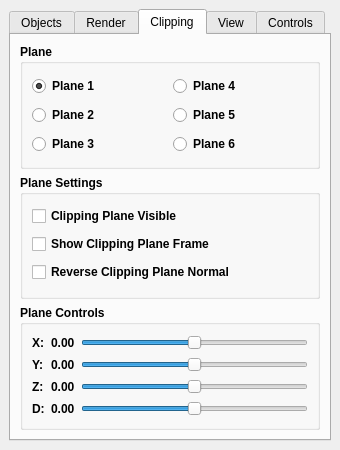
SCIInstitute/SCIRun, file src/Interface/Modules/Render/ViewSceneControls.ui: the form before one commit.
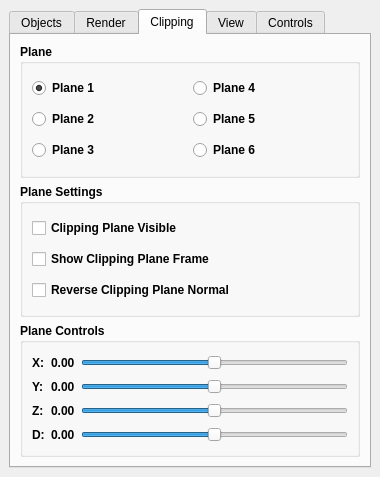
The form after the commit. The open tabs and pages were chosen to show the change.

Commit message: Adjusted ViewSceneControlPanel to look better on OSX

```diff
--- a/src/Interface/Modules/Render/ViewSceneControls.ui
+++ b/src/Interface/Modules/Render/ViewSceneControls.ui
@@ -6,14 +6,14 @@
    <rect>
     <x>0</x>
     <y>0</y>
-    <width>340</width>
-    <height>450</height>
+    <width>380</width>
+    <height>477</height>
    </rect>
   </property>
   <property name="minimumSize">
    <size>
-    <width>340</width>
-    <height>450</height>
+    <width>380</width>
+    <height>477</height>
    </size>
   </property>
   <property name="windowTitle">
```
Left out of the diff: 2 changed lines with no effect on the pictures.
